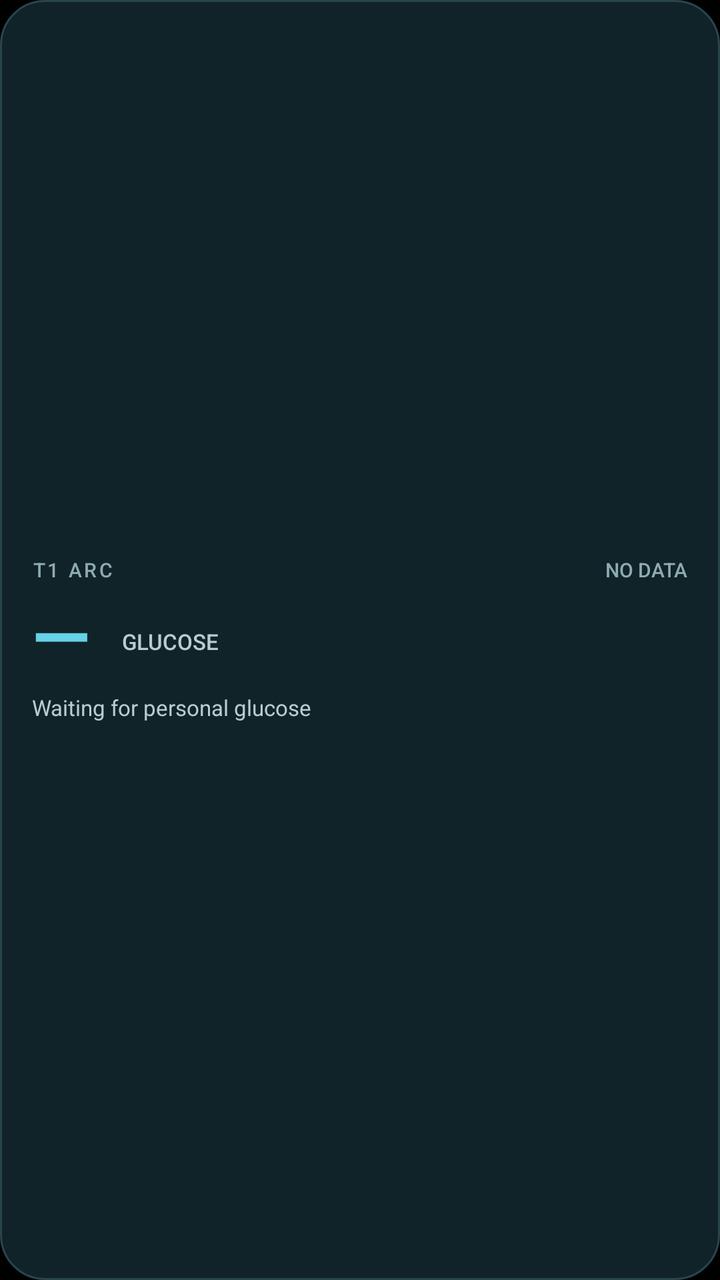
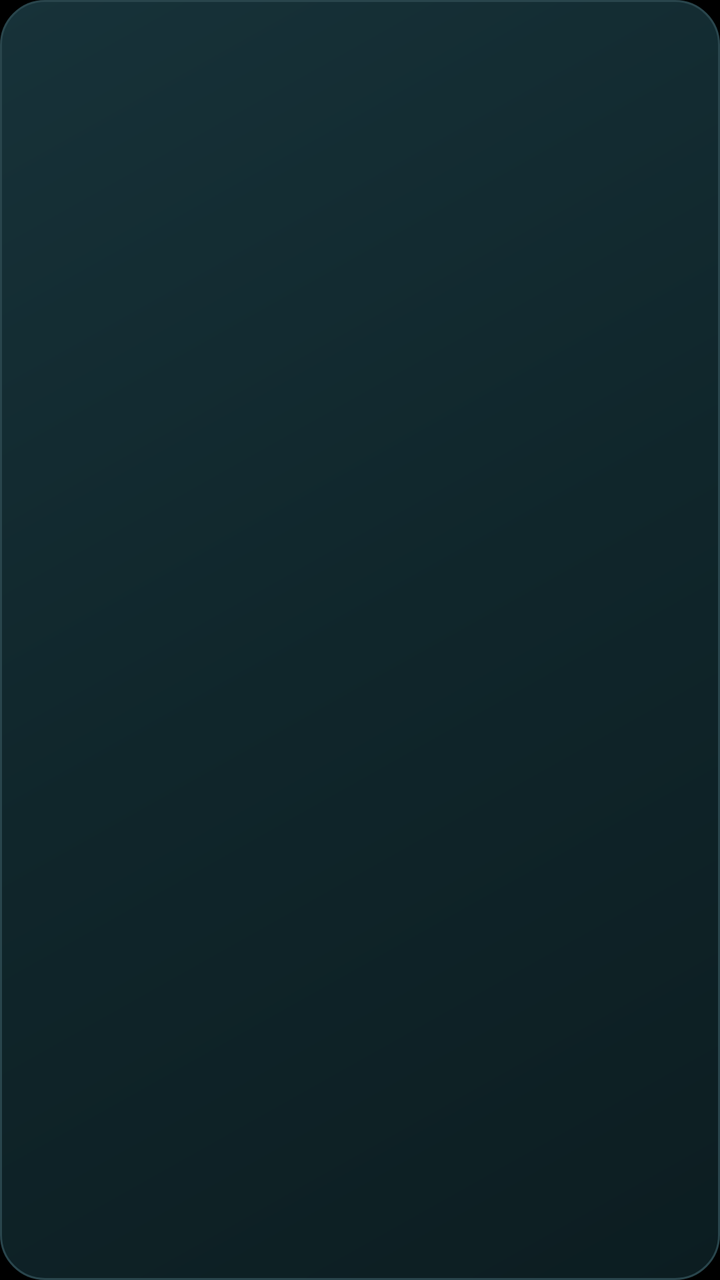

An Android layout rendered at two revisions. The XML below is the earlier revision; the diff shows what the commit changed to produce the second picture.
<!-- AndroidManifest.xml: another module's application theme T1ArcWearTheme -->
<!-- res/layout/t1arc_glucose_widget.xml -->
<?xml version="1.0" encoding="utf-8"?>
<LinearLayout xmlns:android="http://schemas.android.com/apk/res/android"
  android:id="@+id/t1arc_widget_root"
  android:layout_width="match_parent"
  android:layout_height="match_parent"
  android:background="@drawable/t1arc_widget_background"
  android:gravity="center_vertical"
  android:orientation="vertical">

  <LinearLayout
    android:layout_width="match_parent"
    android:layout_height="wrap_content"
    android:gravity="center_vertical"
    android:orientation="horizontal">

    <TextView
      android:layout_width="0dp"
      android:layout_height="wrap_content"
      android:layout_weight="1"
      android:fontFamily="sans-serif-medium"
      android:includeFontPadding="false"
      android:letterSpacing="0.12"
      android:text="T1 ARC"
      android:textColor="#8FABB2"
      android:textSize="10sp" />

    <TextView
      android:id="@+id/t1arc_widget_age"
      android:layout_width="wrap_content"
      android:layout_height="wrap_content"
      android:fontFamily="sans-serif-medium"
      android:includeFontPadding="false"
      android:text="NO DATA"
      android:textColor="#8FABB2"
      android:textSize="10sp" />
  </LinearLayout>

  <LinearLayout
    android:layout_width="match_parent"
    android:layout_height="wrap_content"
    android:layout_marginTop="7dp"
    android:gravity="bottom"
    android:orientation="horizontal">

    <TextView
      android:id="@+id/t1arc_widget_value"
      android:layout_width="wrap_content"
      android:layout_height="wrap_content"
      android:fontFamily="sans-serif"
      android:includeFontPadding="false"
      android:text="—"
      android:textColor="#65D2E7"
      android:textSize="38sp"
      android:textStyle="bold" />

    <TextView
      android:id="@+id/t1arc_widget_trend"
      android:layout_width="wrap_content"
      android:layout_height="wrap_content"
      android:layout_marginLeft="9dp"
      android:layout_marginBottom="4dp"
      android:fontFamily="sans-serif"
      android:includeFontPadding="false"
      android:text=""
      android:textColor="#65D2E7"
      android:textSize="27sp"
      android:textStyle="bold" />

    <TextView
      android:id="@+id/t1arc_widget_unit"
      android:layout_width="wrap_content"
      android:layout_height="wrap_content"
      android:layout_marginLeft="7dp"
      android:layout_marginBottom="7dp"
      android:fontFamily="sans-serif-medium"
      android:includeFontPadding="false"
      android:text="GLUCOSE"
      android:textColor="#B7CDD2"
      android:textSize="11sp" />
  </LinearLayout>

  <TextView
    android:id="@+id/t1arc_widget_status"
    android:layout_width="match_parent"
    android:layout_height="wrap_content"
    android:layout_marginTop="5dp"
    android:ellipsize="end"
    android:fontFamily="sans-serif"
    android:includeFontPadding="false"
    android:maxLines="1"
    android:text="Waiting for personal glucose"
    android:textColor="#B7CDD2"
    android:textSize="11sp" />
</LinearLayout>
<!-- resources referenced by this layout -->
<resources>
  <!-- drawable t1arc_widget_background (drawable) -->
  <?xml version="1.0" encoding="utf-8"?>
  <shape xmlns:android="http://schemas.android.com/apk/res/android"
    android:shape="rectangle">
    <solid android:color="#102328" />
    <stroke
      android:width="1dp"
      android:color="#29454C" />
    <corners android:radius="22dp" />
    <padding
      android:left="16dp"
      android:top="13dp"
      android:right="16dp"
      android:bottom="13dp" />
  </shape>
  <style name="T1ArcWearTheme" parent="android:style/Theme.DeviceDefault.NoActionBar">
          <item name="android:fontFamily">sans</item>
          <item name="android:windowBackground">#000000</item>
          <item name="android:colorAccent">#65D2E7</item>
          <item name="android:navigationBarColor">#000000</item>
          <item name="android:windowLightNavigationBar">false</item>
      </style>
</resources>

<!-- the commit's change to res/layout/t1arc_glucose_widget.xml (unified diff, before → after) -->
@@ -1,94 +1,24 @@
 <?xml version="1.0" encoding="utf-8"?>
-<LinearLayout xmlns:android="http://schemas.android.com/apk/res/android"
+<FrameLayout xmlns:android="http://schemas.android.com/apk/res/android"
   android:id="@+id/t1arc_widget_root"
   android:layout_width="match_parent"
-  android:layout_height="match_parent"
-  android:background="@drawable/t1arc_widget_background"
-  android:gravity="center_vertical"
-  android:orientation="vertical">
-
-  <LinearLayout
+  android:layout_height="match_parent">
+  <ImageView
+    android:id="@+id/t1arc_widget_card"
     android:layout_width="match_parent"
-    android:layout_height="wrap_content"
-    android:gravity="center_vertical"
-    android:orientation="horizontal">
-
-    <TextView
-      android:layout_width="0dp"
-      android:layout_height="wrap_content"
-      android:layout_weight="1"
-      android:fontFamily="sans-serif-medium"
-      android:includeFontPadding="false"
-      android:letterSpacing="0.12"
-      android:text="T1 ARC"
-      android:textColor="#8FABB2"
-      android:textSize="10sp" />
-
-    <TextView
-      android:id="@+id/t1arc_widget_age"
-      android:layout_width="wrap_content"
-      android:layout_height="wrap_content"
-      android:fontFamily="sans-serif-medium"
-      android:includeFontPadding="false"
-      android:text="NO DATA"
-      android:textColor="#8FABB2"
-      android:textSize="10sp" />
-  </LinearLayout>
-
-  <LinearLayout
+    android:layout_height="match_parent"
+    android:scaleType="fitCenter"
+    android:importantForAccessibility="no"
+    android:src="@drawable/t1arc_widget_background" />
+  <FrameLayout
+    android:id="@+id/t1arc_widget_details_slot"
     android:layout_width="match_parent"
-    android:layout_height="wrap_content"
-    android:layout_marginTop="7dp"
-    android:gravity="bottom"
-    android:orientation="horizontal">
-
-    <TextView
-      android:id="@+id/t1arc_widget_value"
-      android:layout_width="wrap_content"
-      android:layout_height="wrap_content"
-      android:fontFamily="sans-serif"
-      android:includeFontPadding="false"
-      android:text="—"
-      android:textColor="#65D2E7"
-      android:textSize="38sp"
-      android:textStyle="bold" />
-
-    <TextView
-      android:id="@+id/t1arc_widget_trend"
-      android:layout_width="wrap_content"
-      android:layout_height="wrap_content"
-      android:layout_marginLeft="9dp"
-      android:layout_marginBottom="4dp"
-      android:fontFamily="sans-serif"
-      android:includeFontPadding="false"
-      android:text=""
-      android:textColor="#65D2E7"
-      android:textSize="27sp"
-      android:textStyle="bold" />
-
-    <TextView
-      android:id="@+id/t1arc_widget_unit"
-      android:layout_width="wrap_content"
-      android:layout_height="wrap_content"
-      android:layout_marginLeft="7dp"
-      android:layout_marginBottom="7dp"
-      android:fontFamily="sans-serif-medium"
-      android:includeFontPadding="false"
-      android:text="GLUCOSE"
-      android:textColor="#B7CDD2"
-      android:textSize="11sp" />
-  </LinearLayout>
-
-  <TextView
-    android:id="@+id/t1arc_widget_status"
-    android:layout_width="match_parent"
-    android:layout_height="wrap_content"
-    android:layout_marginTop="5dp"
-    android:ellipsize="end"
-    android:fontFamily="sans-serif"
-    android:includeFontPadding="false"
-    android:maxLines="1"
-    android:text="Waiting for personal glucose"
-    android:textColor="#B7CDD2"
-    android:textSize="11sp" />
-</LinearLayout>
+    android:layout_height="match_parent">
+    <ImageView
+      android:id="@+id/t1arc_widget_details"
+      android:layout_width="match_parent"
+      android:layout_height="match_parent"
+      android:contentDescription="How this trend was calculated"
+      android:visibility="gone" />
+  </FrameLayout>
+</FrameLayout>
<!-- resource entries referenced after the edit -->
@@ -2,18 +2,10 @@
 <resources>
   <!-- drawable t1arc_widget_background (drawable) -->
   <?xml version="1.0" encoding="utf-8"?>
-  <shape xmlns:android="http://schemas.android.com/apk/res/android"
-    android:shape="rectangle">
-    <solid android:color="#102328" />
-    <stroke
-      android:width="1dp"
-      android:color="#29454C" />
+  <shape xmlns:android="http://schemas.android.com/apk/res/android" android:shape="rectangle">
+    <gradient android:angle="315" android:startColor="#173239" android:centerColor="#10262B" android:endColor="#0C1D21" />
+    <stroke android:width="1dp" android:color="#29454C" />
     <corners android:radius="22dp" />
-    <padding
-      android:left="16dp"
-      android:top="13dp"
-      android:right="16dp"
-      android:bottom="13dp" />
   </shape>
   <style name="T1ArcWearTheme" parent="android:style/Theme.DeviceDefault.NoActionBar">
           <item name="android:fontFamily">sans</item>
